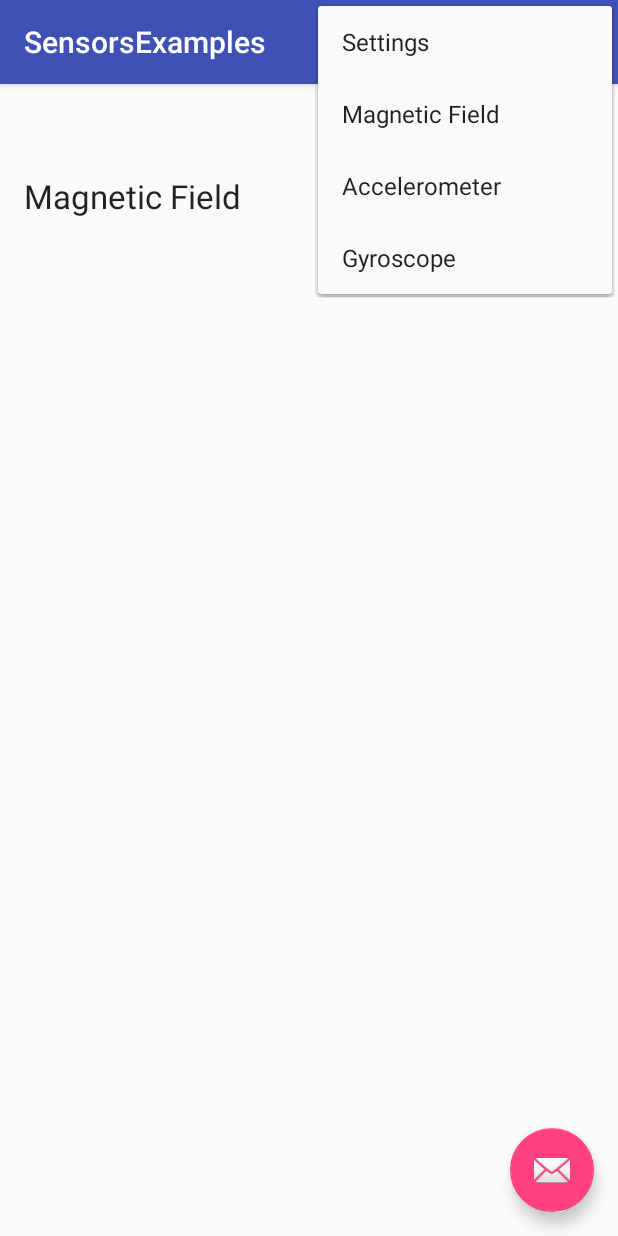
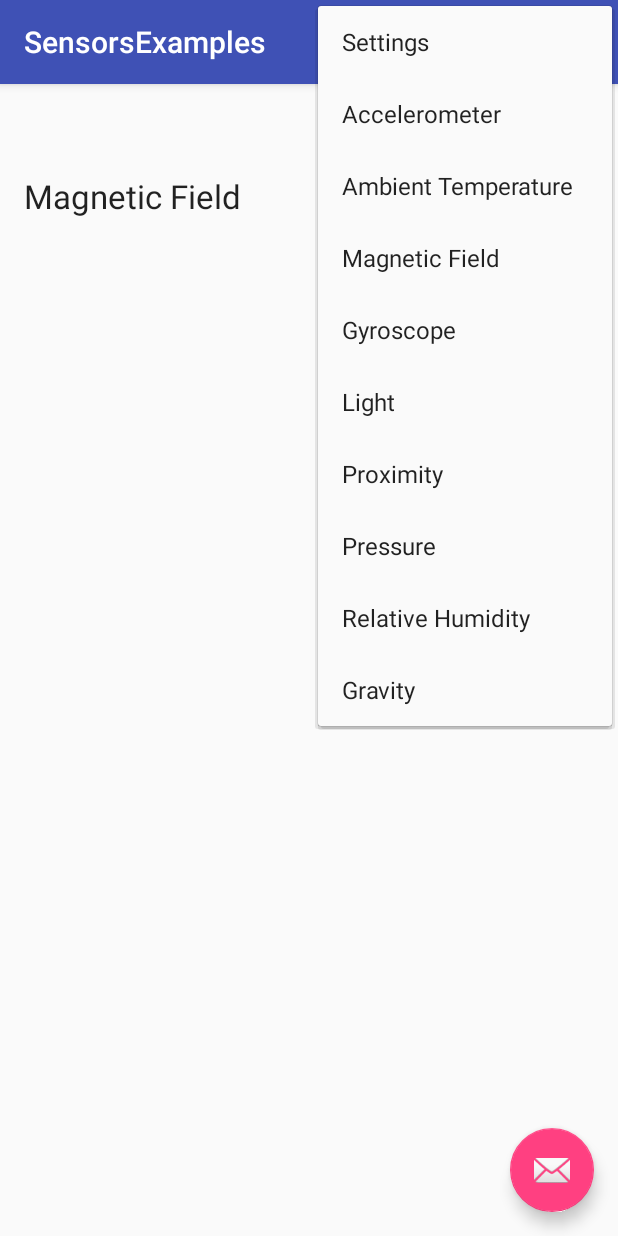
Before and after one commit to DougSebastian988/SensorsExamples, an Android app: the screen it shows after launch (MainActivity), with the options menu open, on a phone screen of 412 x 824 dp. Run offline under Robolectric (Android 15) with nearby library versions, the phone set to English and light mode, and no system bars.

```diff
--- a/app/src/main/res/menu/menu_main.xml
+++ b/app/src/main/res/menu/menu_main.xml
@@ -3,10 +3,23 @@
     xmlns:tools="http://schemas.android.com/tools" tools:context=".MainActivity">
     <item android:id="@+id/action_settings" android:title="@string/action_settings"
         android:orderInCategory="100" app:showAsAction="never" />
+
+    <item android:id="@+id/accelerometer" android:title="@string/accelerometer"
+        android:orderInCategory="100" app:showAsAction="never" />
+    <item android:id="@+id/ambient_temperature" android:title="@string/ambient_temperature"
+        android:orderInCategory="100" app:showAsAction="never" />
     <item android:id="@+id/magnetic_field" android:title="@string/magnetic_field"
-        android:orderInCategory="100" app:showAsAction="never" />
-    <item android:id="@+id/accelerometer" android:title="@string/accelerometer"
         android:orderInCategory="100" app:showAsAction="never" />
     <item android:id="@+id/gyroscope" android:title="@string/gyroscope"
         android:orderInCategory="100" app:showAsAction="never" />
+    <item android:id="@+id/light" android:title="@string/light"
+        android:orderInCategory="100" app:showAsAction="never" />
+    <item android:id="@+id/proximity" android:title="@string/proximity"
+        android:orderInCategory="100" app:showAsAction="never" />
+    <item android:id="@+id/pressure" android:title="@string/pressure"
+        android:orderInCategory="100" app:showAsAction="never" />
+    <item android:id="@+id/relative_humidity" android:title="@string/relative_humidity"
+        android:orderInCategory="100" app:showAsAction="never" />
+    <item android:id="@+id/gravity" android:title="@string/gravity"
+        android:orderInCategory="100" app:showAsAction="never" />
 </menu>
--- a/app/src/main/res/values/strings.xml
+++ b/app/src/main/res/values/strings.xml
@@ -1,7 +1,14 @@
 <resources>
     <string name="app_name">SensorsExamples</string>
     <string name="action_settings">Settings</string>
+
+    <string name="accelerometer">Accelerometer</string>
+    <string name="ambient_temperature">Ambient Temperature</string>
     <string name="magnetic_field">Magnetic Field</string>
-    <string name="accelerometer">Accelerometer</string>
     <string name="gyroscope">Gyroscope</string>
+    <string name="light">Light</string>
+    <string name="proximity">Proximity</string>
+    <string name="pressure">Pressure</string>
+    <string name="relative_humidity">Relative Humidity</string>
+    <string name="gravity">Gravity</string>
 </resources>
```
Also changed, not shown: app/src/main/java/com/example/android/sensorsexamples/MainActivity.java (+97 -21 lines).
